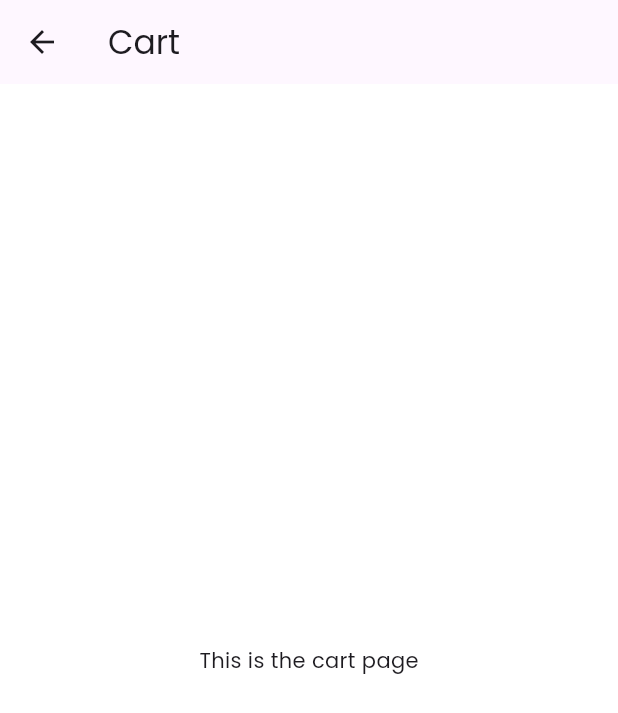
After one commit to PBP-A-05/batikin-mobile, a Flutter app: the DisplayCart screen opened by its route, on a phone screen of 412 x 824 dp. The commit adds this screen. Shown: the top 713 px of the screen. Run offline on Flutter 3.47's test engine with Material 3 defaults, Android fonts, the phone set to English and light mode, and no system bars; our stand-ins replace google_fonts; missing offline and left inert: pbp_django_auth.

Commit message:
siap berantem dengan fitur cart

```diff
--- a/lib/main.dart
+++ b/lib/main.dart
@@ -4,6 +4,7 @@ import 'package:google_fonts/google_fonts.dart';
 import 'package:batikin_mobile/screens/authentication/login.dart';
 import 'package:pbp_django_auth/pbp_django_auth.dart';
 import 'package:provider/provider.dart';
+import 'package:batikin_mobile/screens/cart/display_cart.dart'; // Import the cart page
 
 void main() {
   runApp(const MyApp());
@@ -41,6 +42,9 @@ class MyApp extends StatelessWidget {
         ),
         home: const LoginPage(),
         debugShowCheckedModeBanner: false,
+        routes: {
+          '/cart': (context) => const DisplayCart(), // Add the cart route
+        },
       ),
     );
   }
--- a/lib/menu.dart
+++ b/lib/menu.dart
@@ -3,6 +3,7 @@ import 'package:batikin_mobile/constant/colors.dart';
 import 'package:batikin_mobile/constant/fonts.dart';
 import 'package:batikin_mobile/constant/image_strings.dart';
 import 'package:batikin_mobile/screens/shopping/display_product.dart';
+import 'package:batikin_mobile/screens/cart/display_cart.dart'; // Import the cart page
 import 'package:google_fonts/google_fonts.dart';
 
 class MyHomePage extends StatefulWidget {
@@ -260,9 +261,13 @@ class _MyHomePageState extends State<MyHomePage> {
           child: BottomNavigationBar(
             currentIndex: _currentIndex,
             onTap: (index) {
-              setState(() {
-                _currentIndex = index;
-              });
+              if (index == 2) { // Cart index
+                Navigator.pushNamed(context, '/cart');
+              } else {
+                setState(() {
+                  _currentIndex = index;
+                });
+              }
             },
             type: BottomNavigationBarType.fixed,
             backgroundColor: Colors.transparent,
--- /dev/null
+++ b/lib/screens/cart/display_cart.dart
@@ -0,0 +1,17 @@
+import 'package:flutter/material.dart';
+
+class DisplayCart extends StatelessWidget {
+  const DisplayCart({super.key});
+
+  @override
+  Widget build(BuildContext context) {
+    return Scaffold(
+      appBar: AppBar(
+        title: const Text('Cart'),
+      ),
+      body: const Center(
+        child: Text('This is the cart page'),
+      ),
+    );
+  }
+}
```
Also changed, not shown: lib/screens/shopping/display_product.dart (+20 -4 lines), lib/screens/shopping/display_product_detail.dart (+7 -1 lines).
